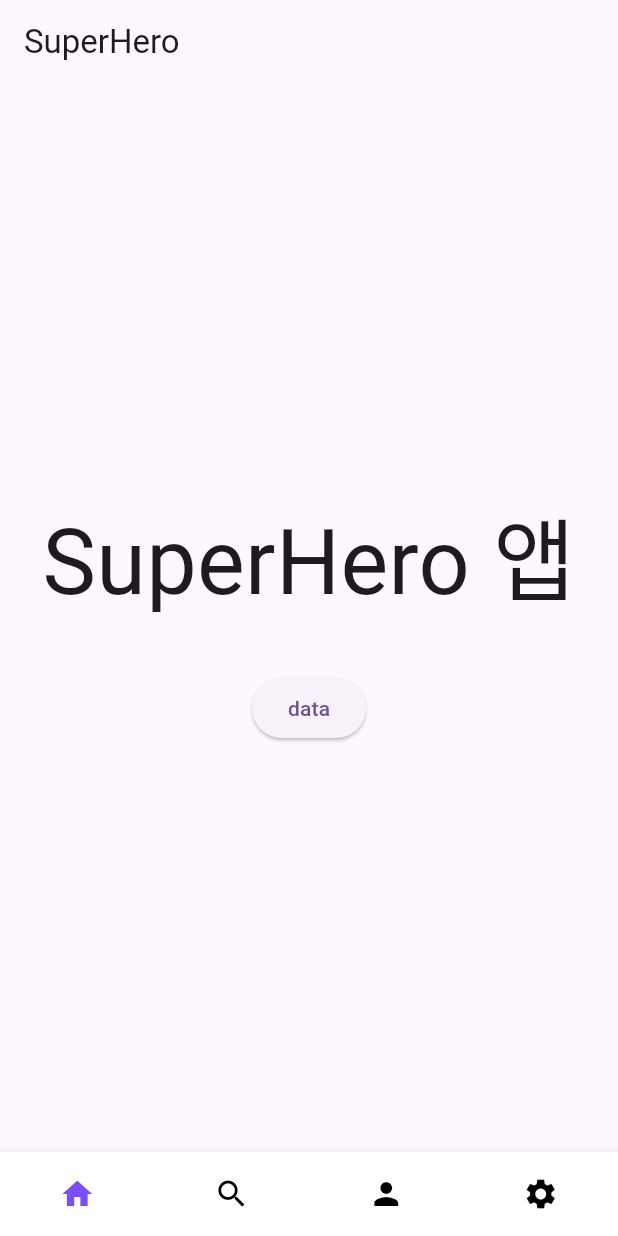
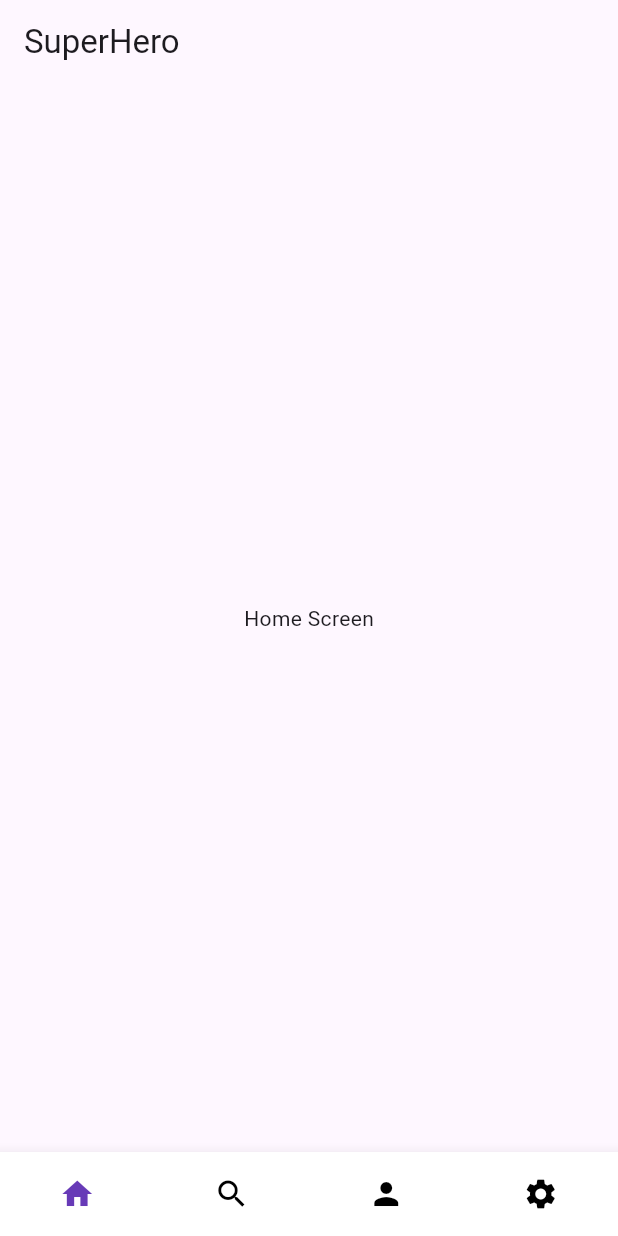
Before and after one commit to tawans/flutter_super_hero, a Flutter app: the screen it shows after launch, on a phone screen of 412 x 824 dp. Run offline on Flutter 3.47's test engine with Material 2 defaults, Android fonts, the phone set to English and light mode, and no system bars; drawn by our look-alikes of animated_bottom_navigation_bar.

Commit message:
FIx: bottomNavigationBar 수정

```diff
--- a/lib/main.dart
+++ b/lib/main.dart
@@ -44,23 +44,8 @@ class _MyHomePageState extends State<MyHomePage> {
   Widget build(BuildContext context) {
     return Scaffold(
       bottomNavigationBar: _buildBottomNavigationBar(),
-      // bottomNavigationBar:
-      //     BottomNavigationBar(currentIndex: index, items: const [
-      //   BottomNavigationBarItem(
-      //     icon: Icon(Icons.home),
-      //     label: 'Home',
-      //   ),
-      //   BottomNavigationBarItem(
-      //     icon: Icon(Icons.search),
-      //     label: 'Search',
-      //   ),
-      //   BottomNavigationBarItem(
-      //     icon: Icon(Icons.person),
-      //     label: 'Profile',
-      //   ),
-      // ]),
       appBar: AppBar(title: const Text('SuperHero')),
-      body: const HomeBody(),
+      body: HomeBody(index: index),
     );
   }
 
@@ -74,42 +59,74 @@ class _MyHomePageState extends State<MyHomePage> {
         Icons.settings,
       ],
       activeIndex: index,
-      onTap: (int index) => setState(() => this.index = index),
+      onTap: (newIndex) => setState(() => index = newIndex),
+      activeColor: Colors.deepPurple,
     );
   }
 }
 
-class HomeBody extends StatefulWidget {
-  const HomeBody({super.key});
+class HomeBody extends StatelessWidget {
+  const HomeBody({super.key, required this.index});
+
+  final int index;
 
   @override
-  State<HomeBody> createState() => _HomeBodyState();
+  Widget build(BuildContext context) {
+    switch (index) {
+      case 0:
+        return const HomeScreen();
+      case 1:
+        return const SearchScreen();
+      case 2:
+        return const ProfileScreen();
+      case 3:
+        return const SettingsScreen();
+      default:
+        return const HomeScreen();
+    }
+  }
 }
 
-class _HomeBodyState extends State<HomeBody> {
+class HomeScreen extends StatelessWidget {
+  const HomeScreen({super.key});
+
   @override
   Widget build(BuildContext context) {
-    return Center(
-      child: Column(
-        mainAxisAlignment: MainAxisAlignment.center,
-        children: [
-          const Text(
-            'SuperHero 앱',
-            style: TextStyle(
-              fontSize: 60,
-            ),
-          ),
-          const SizedBox(
-            height: 30,
-          ),
-          ElevatedButton(
-            onPressed: (() {}),
-            child: const Text(
-              'data',
-            ),
-          ),
-        ],
-      ),
+    return const Center(
+      child: Text('Home Screen'),
     );
   }
 }
+
+class SearchScreen extends StatelessWidget {
+  const SearchScreen({super.key});
+
+  @override
+  Widget build(BuildContext context) {
+    return const Center(
+      child: Text('Search Screen'),
+    );
+  }
+}
+
+class ProfileScreen extends StatelessWidget {
+  const ProfileScreen({super.key});
+
+  @override
+  Widget build(BuildContext context) {
+    return const Center(
+      child: Text('Profile Screen'),
+    );
+  }
+}
+
+class SettingsScreen extends StatelessWidget {
+  const SettingsScreen({super.key});
+
+  @override
+  Widget build(BuildContext context) {
+    return const Center(
+      child: Text('Settings Screen'),
+    );
+  }
+}
```
